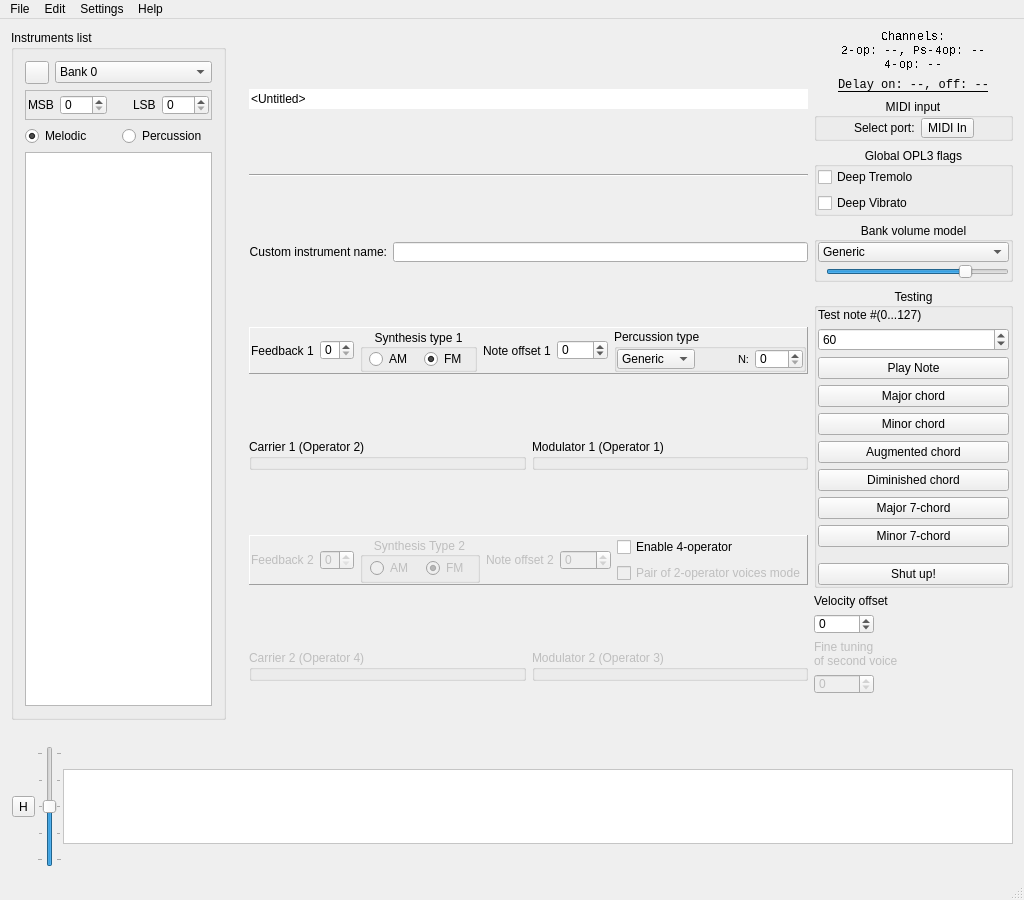
Qt form src/bank_editor.ui (Wohlstand/OPL3BankEditor) before a commit.
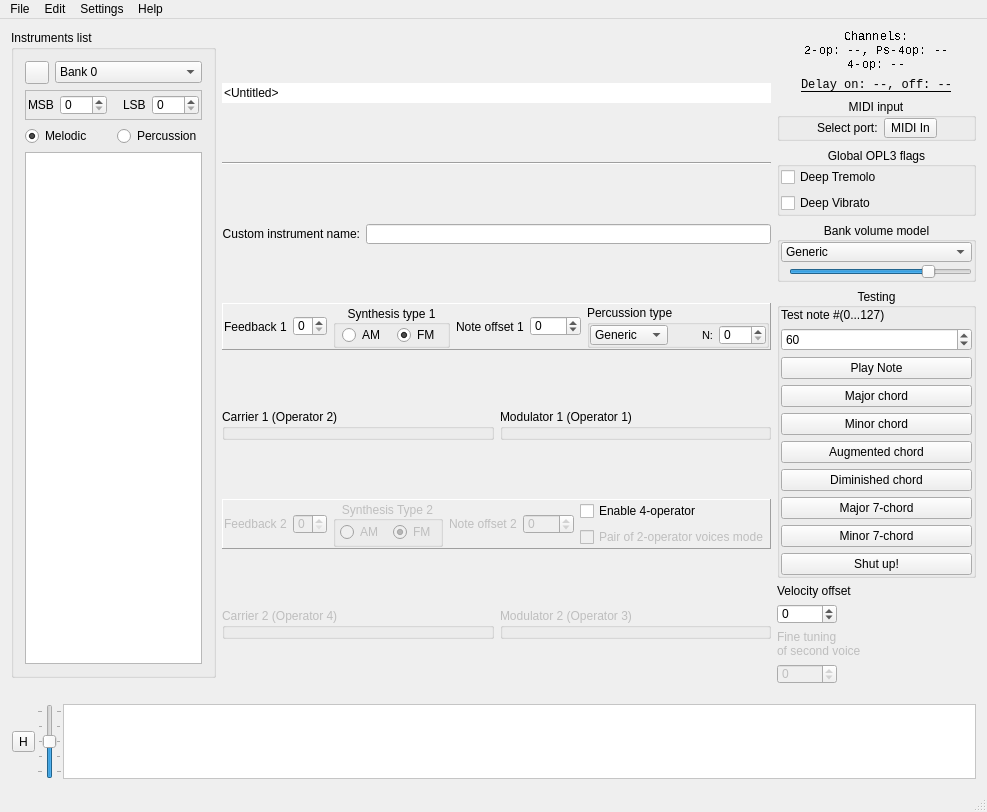
The same form after that commit. Icons and pictures are not drawn. Custom widgets are drawn as their Qt base class.

Commit message: Added some useful hot-keys #168 - Ctrl+A for adding new bank - Shift+Delete for bank remove - Delete for instrument clearing - Ctrl+Alt+S for the sounding delays recompution for this instrument

Patch:
```diff
--- a/src/bank_editor.ui
+++ b/src/bank_editor.ui
@@ -9,8 +9,8 @@
    <rect>
     <x>0</x>
     <y>0</y>
-    <width>1024</width>
-    <height>900</height>
+    <width>920</width>
+    <height>812</height>
    </rect>
   </property>
   <property name="focusPolicy">
@@ -1930,7 +1930,7 @@
     <rect>
      <x>0</x>
      <y>0</y>
-     <width>1024</width>
+     <width>920</width>
      <height>19</height>
     </rect>
    </property>
```
Left out of the diff: 12 changed lines with no effect on the pictures.
